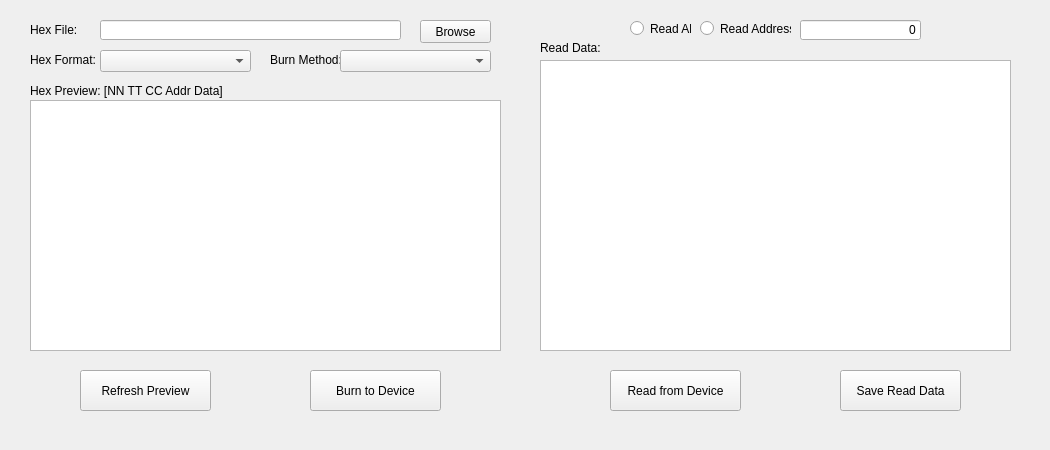
Before: the Qt Designer form src/BaseGUIs/GUI_PROGRAMMER.ui in Donn13Darko/uC_Interfacer, drawn with Qt 5.
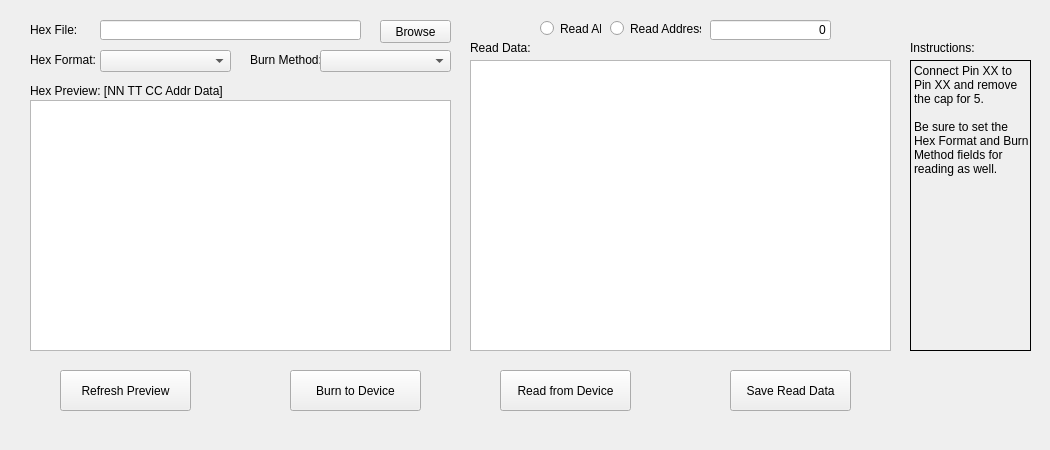
After: the same form once the commit is applied.

Diff of the .ui file:
```diff
--- a/src/BaseGUIs/GUI_PROGRAMMER.ui
+++ b/src/BaseGUIs/GUI_PROGRAMMER.ui
@@ -18,7 +18,7 @@
     <rect>
      <x>100</x>
      <y>20</y>
-     <width>301</width>
+     <width>261</width>
      <height>20</height>
     </rect>
    </property>
@@ -39,7 +39,7 @@
   <widget class="QPushButton" name="HexFile_Button">
    <property name="geometry">
     <rect>
-     <x>420</x>
+     <x>380</x>
      <y>20</y>
      <width>71</width>
      <height>23</height>
@@ -52,7 +52,7 @@
   <widget class="QPushButton" name="SaveReadData_Button">
    <property name="geometry">
     <rect>
-     <x>840</x>
+     <x>730</x>
      <y>370</y>
      <width>121</width>
      <height>41</height>
@@ -65,9 +65,9 @@
   <widget class="QPlainTextEdit" name="ReadData_Edit">
    <property name="geometry">
     <rect>
-     <x>540</x>
+     <x>470</x>
      <y>60</y>
-     <width>471</width>
+     <width>421</width>
      <height>291</height>
     </rect>
    </property>
@@ -78,7 +78,7 @@
   <widget class="QPushButton" name="BurnData_Button">
    <property name="geometry">
     <rect>
-     <x>310</x>
+     <x>290</x>
      <y>370</y>
      <width>131</width>
      <height>41</height>
@@ -91,7 +91,7 @@
   <widget class="QPushButton" name="ReadData_Button">
    <property name="geometry">
     <rect>
-     <x>610</x>
+     <x>500</x>
      <y>370</y>
      <width>131</width>
      <height>41</height>
@@ -104,7 +104,7 @@
   <widget class="QLabel" name="ReadData_Label">
    <property name="geometry">
     <rect>
-     <x>540</x>
+     <x>470</x>
      <y>40</y>
      <width>61</width>
      <height>16</height>
@@ -119,7 +119,7 @@
     <rect>
      <x>30</x>
      <y>100</y>
-     <width>471</width>
+     <width>421</width>
      <height>251</height>
     </rect>
    </property>
@@ -146,7 +146,7 @@
   <widget class="QLabel" name="BurnMethod_Label">
    <property name="geometry">
     <rect>
-     <x>270</x>
+     <x>250</x>
      <y>50</y>
      <width>71</width>
      <height>20</height>
@@ -174,7 +174,7 @@
     <rect>
      <x>100</x>
      <y>50</y>
-     <width>151</width>
+     <width>131</width>
      <height>22</height>
     </rect>
    </property>
@@ -182,7 +182,7 @@
   <widget class="QPushButton" name="RefreshPreview_Button">
    <property name="geometry">
     <rect>
-     <x>80</x>
+     <x>60</x>
      <y>370</y>
      <width>131</width>
      <height>41</height>
@@ -195,9 +195,9 @@
   <widget class="QComboBox" name="BurnMethod_Combo">
    <property name="geometry">
     <rect>
-     <x>340</x>
+     <x>320</x>
      <y>50</y>
-     <width>151</width>
+     <width>131</width>
      <height>22</height>
     </rect>
    </property>
@@ -205,7 +205,7 @@
   <widget class="QRadioButton" name="ReadAll_Radio">
    <property name="geometry">
     <rect>
-     <x>630</x>
+     <x>540</x>
      <y>20</y>
      <width>61</width>
      <height>17</height>
@@ -221,7 +221,7 @@
   <widget class="QRadioButton" name="ReadAddr_Radio">
    <property name="geometry">
     <rect>
-     <x>700</x>
+     <x>610</x>
      <y>20</y>
      <width>91</width>
      <height>17</height>
@@ -237,7 +237,7 @@
   <widget class="QLineEdit" name="ReadAddr_Edit">
    <property name="geometry">
     <rect>
-     <x>800</x>
+     <x>710</x>
      <y>20</y>
      <width>121</width>
      <height>20</height>
@@ -250,6 +250,46 @@
     <set>Qt::AlignRight|Qt::AlignTrailing|Qt::AlignVCenter</set>
    </property>
   </widget>
+  <widget class="QLabel" name="InstructionsText_Label">
+   <property name="geometry">
+    <rect>
+     <x>910</x>
+     <y>60</y>
+     <width>121</width>
+     <height>291</height>
+    </rect>
+   </property>
+   <property name="frameShape">
+    <enum>QFrame::Box</enum>
+   </property>
+   <property name="frameShadow">
+    <enum>QFrame::Plain</enum>
+   </property>
+   <property name="text">
+    <string>Connect Pin XX to Pin XX and remove the cap for 5.
+
+Be sure to set the Hex Format and Burn Method fields for reading as well.</string>
+   </property>
+   <property name="alignment">
+    <set>Qt::AlignLeading|Qt::AlignLeft|Qt::AlignTop</set>
+   </property>
+   <property name="wordWrap">
+    <bool>true</bool>
+   </property>
+  </widget>
+  <widget class="QLabel" name="Instructions_Label">
+   <property name="geometry">
+    <rect>
+     <x>910</x>
+     <y>40</y>
+     <width>71</width>
+     <height>16</height>
+    </rect>
+   </property>
+   <property name="text">
+    <string>Instructions:</string>
+   </property>
+  </widget>
  </widget>
  <resources/>
  <connections/>
```
Left out of the diff: 5 changed lines with no effect on the pictures.
